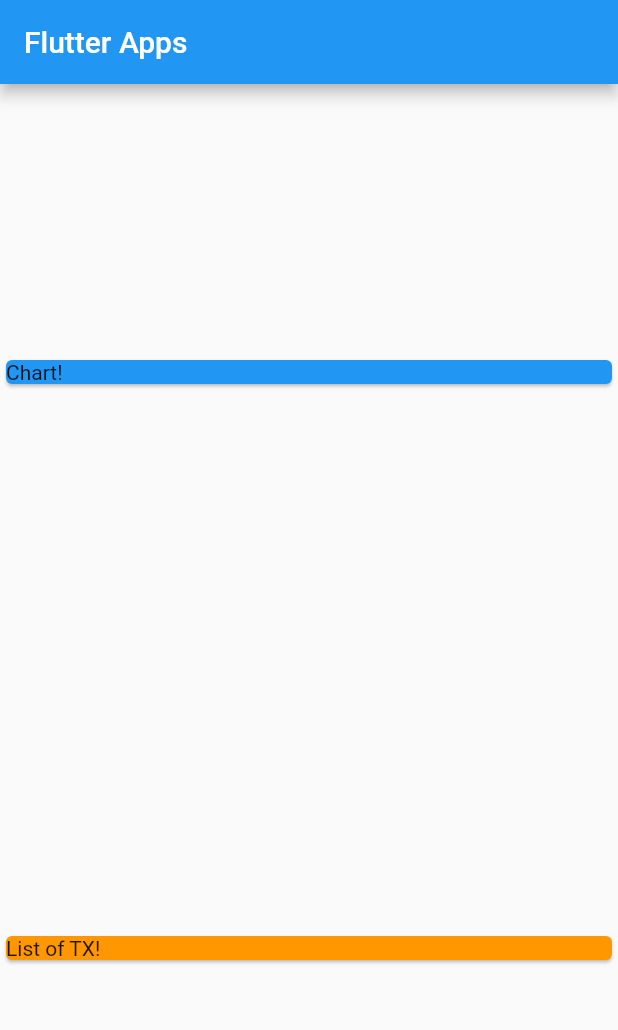
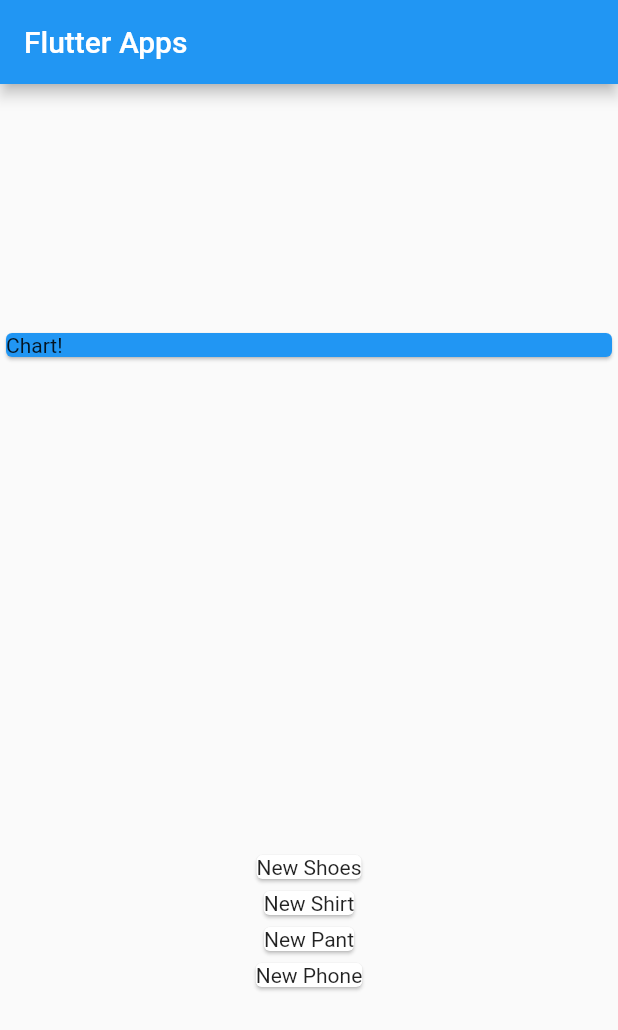
Before and after one commit to wasii/flutter_widget_styling, a Flutter app: the screen it shows after launch, on a phone screen of 412 x 824 dp. Shown: the top 1030 px of the screen. Run offline on Flutter 3.47's test engine with Material 2 defaults, Android fonts, the light colour scheme and no system bars.

Commit message:
mapping data into widget

```diff
--- a/lib/main.dart
+++ b/lib/main.dart
@@ -15,10 +15,14 @@
 
 class MyHomePage extends StatelessWidget {
   final List<Transaction> transactions = [
-    Transaction(id: "T1", title: "New Shoes", amount: 69.99, date: DateTime.now()),
-    Transaction(id: "T2", title: "New Shirt", amount: 169.99, date: DateTime.now()),
-    Transaction(id: "T3", title: "New Pant", amount: 9.99, date: DateTime.now()),
-    Transaction(id: "T4", title: "New Phone", amount: 19.99, date: DateTime.now()),
+    Transaction(
+        id: "T1", title: "New Shoes", amount: 69.99, date: DateTime.now()),
+    Transaction(
+        id: "T2", title: "New Shirt", amount: 169.99, date: DateTime.now()),
+    Transaction(
+        id: "T3", title: "New Pant", amount: 9.99, date: DateTime.now()),
+    Transaction(
+        id: "T4", title: "New Phone", amount: 19.99, date: DateTime.now()),
   ];
   @override
   Widget build(BuildContext context) {
@@ -31,17 +35,18 @@
         crossAxisAlignment: CrossAxisAlignment.stretch,
         children: [
           Container(
-            width: double.infinity,
-            child: Card(
-              color: Colors.blue,
-              child: Text('Chart!'),
-            )// padding: EdgeInsets.fromLTRB(10, 20, 10, 0),
-          ),
-          Container(
-            child: Card(
-              color: Colors.orange,
-              child: Text('List of TX!'),
-            ),
+              width: double.infinity,
+              child: Card(
+                color: Colors.blue,
+                child: Text('Chart!'),
+              ) // padding: EdgeInsets.fromLTRB(10, 20, 10, 0),
+              ),
+          Column(
+            children: transactions.map((transaction) {
+              return Card(
+                child: Text(transaction.title),
+              );
+            }).toList(),
           ),
         ],
       ),
```
